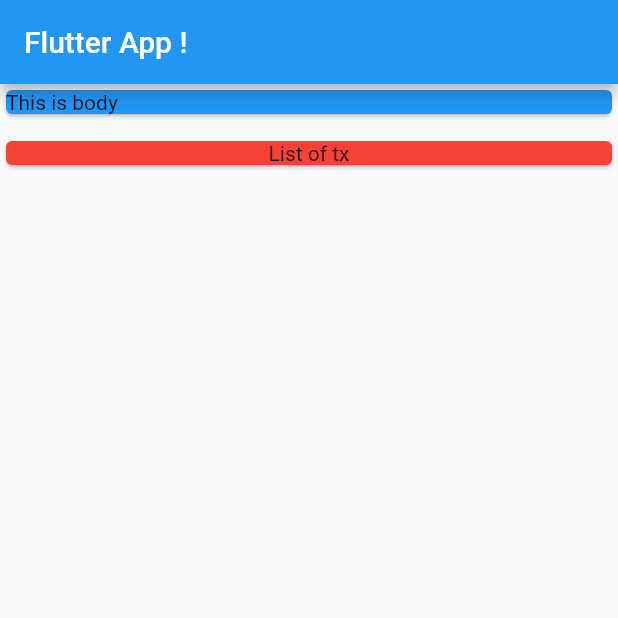
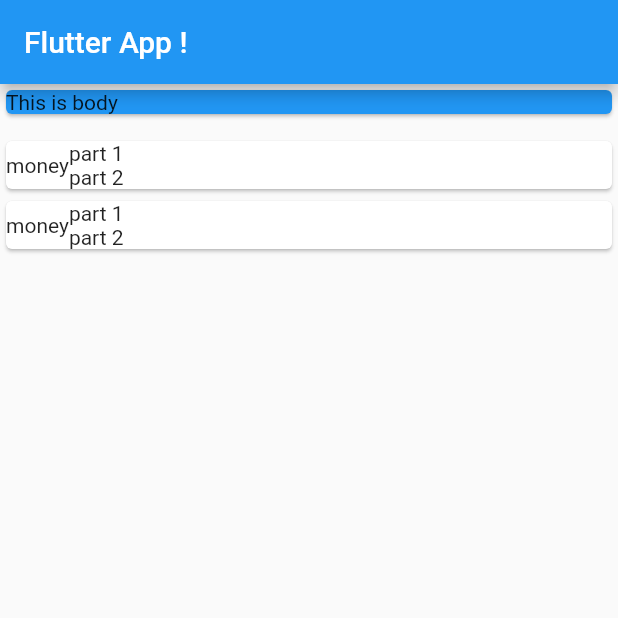
Before and after one commit to voltzylex/Personal_expense, a Flutter app: the screen it shows after launch, on a phone screen of 412 x 824 dp, the top half of it. Run offline on Flutter 3.47's test engine with Material 2 defaults, Android fonts, the phone set to English and light mode, and no system bars.

Commit message:
Adding row and colum

```diff
--- a/lib/main.dart
+++ b/lib/main.dart
@@ -1,4 +1,5 @@
 import 'package:flutter/material.dart';
+import 'package:personalexpense/transiction.dart';
 
 void main() {
   runApp(MaterialApp(
@@ -7,7 +8,20 @@ void main() {
 }
 
 class MyHomepage extends StatelessWidget {
-  const MyHomepage({Key? key}) : super(key: key);
+  final List<Transaction> transaction = [
+    Transaction(
+      amount: 69.99,
+      id: 't1',
+      title: 'New Shoes',
+      date: DateTime.now(),
+    ),
+    Transaction(
+      amount: 69.99,
+      id: 't2',
+      title: 'New Bag',
+      date: DateTime.now(),
+    )
+  ];
 
   @override
   Widget build(BuildContext context) {
@@ -29,9 +43,21 @@ class MyHomepage extends StatelessWidget {
           SizedBox(
             height: 10,
           ),
-          Card(
-            color: Colors.red,
-            child: Center(child: Text("List of tx")),
+          Column(
+            children: transaction.map((tx) {
+              return Card(
+                child: Row(
+                  children: [
+                    Container(
+                      child: Text("money"),
+                    ),
+                    Column(
+                      children: [Text('part 1'), Text('part 2')],
+                    )
+                  ],
+                ),
+              );
+            }).toList(),
           ),
         ],
       ),
--- /dev/null
+++ b/lib/transiction.dart
@@ -0,0 +1,10 @@
+import 'package:flutter/foundation.dart';
+
+class Transaction {
+  final String? id;
+  final String? title;
+  final double? amount;
+  final DateTime? date;
+
+  Transaction({@required this.amount,@required this.id,@required this.date,@required this.title});
+}
```
